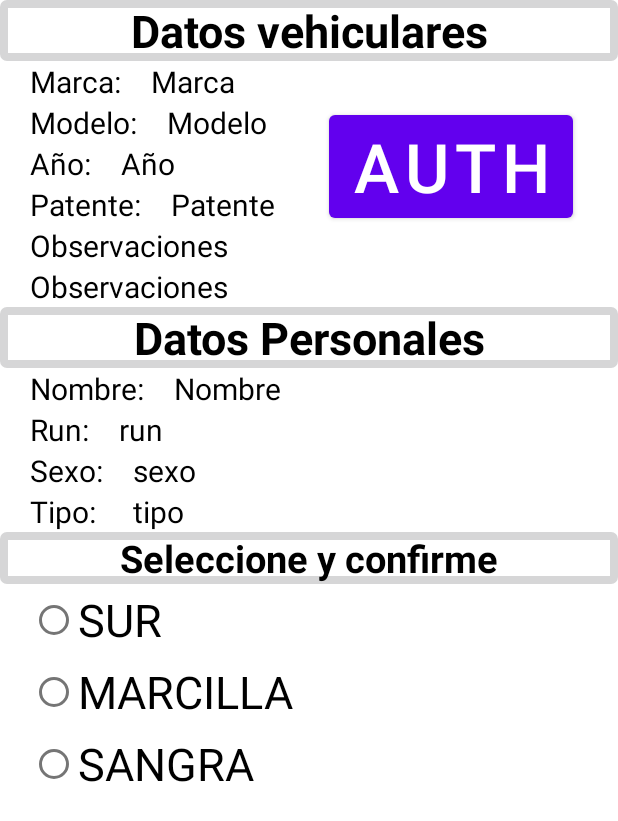
After one commit to edoxazul/parkingUCN, an Android app: the layout activity_authorize.xml on its own in the app's theme, with its tools: preview values and no code run, on a phone screen of 412 x 824 dp. The commit adds this screen. Shown: the top 821 px of the screen. Run offline under Robolectric (Android 15) with nearby library versions, the light colour scheme and no system bars.

Commit message:
feat(app/Authorize):  Implement the access authorization and the layouts

```diff
--- /dev/null
+++ b/parkingApp/app/src/main/java/cl/ucn/disc/pdis/parkingapp/activity/AuthorizeActivity.java
@@ -0,0 +1,182 @@
+/*
+ *
+ *  * MIT License
+ *  *
+ *  * Copyright (c) 2020 Eduardo Alvarez , Alvaro Castillo , Ignacio Fuenzalida
+ *  *
+ *  * Permission is hereby granted, free of charge, to any person obtaining a copy
+ *  * of this software and associated documentation files (the "Software"), to deal
+ *  * in the Software without restriction, including without limitation the rights
+ *  * to use, copy, modify, merge, publish, distribute, sublicense, and/or sell
+ *  * copies of the Software, and to permit persons to whom the Software is
+ *  * furnished to do so, subject to the following conditions:
+ *  *
+ *  * The above copyright notice and this permission notice shall be included in all
+ *  * copies or substantial portions of the Software.
+ *  *
+ *  * THE SOFTWARE IS PROVIDED "AS IS", WITHOUT WARRANTY OF ANY KIND, EXPRESS OR
+ *  * IMPLIED, INCLUDING BUT NOT LIMITED TO THE WARRANTIES OF MERCHANTABILITY,
+ *  * FITNESS FOR A PARTICULAR PURPOSE AND NONINFRINGEMENT. IN NO EVENT SHALL THE
+ *  * AUTHORS OR COPYRIGHT HOLDERS BE LIABLE FOR ANY CLAIM, DAMAGES OR OTHER
+ *  * LIABILITY, WHETHER IN AN ACTION OF CONTRACT, TORT OR OTHERWISE, ARISING FROM,
+ *  * OUT OF OR IN CONNECTION WITH THE SOFTWARE OR THE USE OR OTHER DEALINGS IN THE
+ *  * SOFTWARE.
+ *
+ */
+
+package cl.ucn.disc.pdis.parkingapp.activity;
+import cl.ucn.disc.pdis.parkingapp.R;
+import cl.ucn.disc.pdis.parkingapp.repository.Communicator;
+import cl.ucn.disc.pdis.parkingucn.zeroice.model.Acceso;
+import cl.ucn.disc.pdis.parkingucn.zeroice.model.Persona;
+import cl.ucn.disc.pdis.parkingucn.zeroice.model.Porteria;
+import cl.ucn.disc.pdis.parkingucn.zeroice.model.ServerException;
+import cl.ucn.disc.pdis.parkingucn.zeroice.model.Vehiculo;
+import es.dmoral.toasty.Toasty;
+
+import androidx.appcompat.app.AppCompatActivity;
+
+import android.annotation.SuppressLint;
+import android.content.Intent;
+import android.os.Bundle;
+import android.view.View;
+import android.widget.RadioButton;
+import android.widget.TextView;
+import android.widget.Toast;
+
+public class AuthorizeActivity extends AppCompatActivity {
+
+    /*
+    La persona
+     */
+    Persona persona;
+
+    /*
+    El vehiculo
+     */
+    Vehiculo vehiculo;
+
+    /*
+    El comunicador con el backend.
+     */
+    Communicator communicator = new Communicator();
+
+    /*
+    Los opciones de entrada representados en botones.
+     */
+    RadioButton r1, r2, r3;
+
+    @SuppressLint("SetTextI18n")
+    @Override
+    protected void onCreate(Bundle savedInstanceState) {
+        super.onCreate(savedInstanceState);
+        setContentView(R.layout.activity_authorize);
+
+        this.setTitle("Registrar Acceso");
+
+        Intent i = getIntent();
+
+        persona = (Persona) i.getSerializableExtra("persona");
+        vehiculo = (Vehiculo) i.getSerializableExtra("vehiculo");
+
+        r1 = findViewById(R.id.opcion_0);
+        r2 = findViewById(R.id.opcion_1);
+        r3 = findViewById(R.id.opcion_2);
+
+        TextView place = findViewById(R.id.place_1);
+        place.setText(vehiculo.marca);
+
+        place = findViewById(R.id.place_2);
+        place.setText(vehiculo.modelo);
+
+        place = findViewById(R.id.place_3);
+        place.setText(String.valueOf(vehiculo.anio));
+
+        place = findViewById(R.id.place_4);
+        place.setText(vehiculo.patente);
+
+        place = findViewById(R.id.place_5);
+        place.setText(vehiculo.observaciones);
+
+        place = findViewById(R.id.place_6);
+        place.setText(persona.nombre);
+
+        place = findViewById(R.id.place_7);
+        place.setText(persona.run);
+
+        place = findViewById(R.id.place_8);
+
+        switch (persona.sexo.value()){
+            case 0:
+                place.setText("VARON");
+                break;
+            case 1:
+                place.setText("MUJER");
+                break;
+            case 2:
+                place.setText("OTRO");
+                break;
+        }
+
+        place = findViewById(R.id.place_9);
+
+        switch (persona.categoriaPersona.value()){
+            case 0:
+                place.setText("FUNCIONARIO");
+                break;
+            case 1:
+                place.setText("ACADEMICO");
+                break;
+            case 2:
+                place.setText("ESTUDIANTE");
+                break;
+        }
+
+    }
+
+    public void onClickBtn(View v)
+    {
+
+        Porteria porteria;
+
+        if ( r1.isChecked()) {
+
+            porteria = Porteria.SUR;
+
+        } else if ( r2.isChecked()) {
+
+            porteria = Porteria.MANCILLA;
+
+        } else if ( r3.isChecked()) {
+
+            porteria = Porteria.SANGRA;
+
+        }else{
+
+            Toasty.info(this, "Seleccione una entrada", Toast.LENGTH_SHORT, true).show();
+            return;
+        }
+
+        // FIXME: Generar la conexion fuera del hilo de la UI
+        try {
+
+           Acceso acceso = communicator.autorizarVehiculo(vehiculo.patente,porteria);
+           Toasty.success(this, "Success: "+ acceso.horaEntrada, Toast.LENGTH_SHORT, true).show();
+
+        } catch (ServerException exception) {
+
+            Toasty.error(this, "Server error 500", Toast.LENGTH_SHORT, true).show();
+        } catch (Exception e){
+
+            Toasty.error(this, "App Error", Toast.LENGTH_SHORT, true).show();
+        } finally {
+            finish();
+        }
+
+        finish();
+    }
+
+
+
+
+}
--- a/parkingApp/app/src/main/java/cl/ucn/disc/pdis/parkingapp/activity/MainActivity.java
+++ b/parkingApp/app/src/main/java/cl/ucn/disc/pdis/parkingapp/activity/MainActivity.java
@@ -33,32 +33,48 @@ import androidx.appcompat.widget.SearchView;
 
 import cl.ucn.disc.pdis.parkingapp.R;
 import cl.ucn.disc.pdis.parkingapp.repository.Communicator;
-import cl.ucn.disc.pdis.parkingucn.zeroice.model.Location;
+import cl.ucn.disc.pdis.parkingucn.zeroice.model.Persona;
 import cl.ucn.disc.pdis.parkingucn.zeroice.model.ServerException;
 import cl.ucn.disc.pdis.parkingucn.zeroice.model.Vehiculo;
+import es.dmoral.toasty.Toasty;
 
 import android.annotation.SuppressLint;
 import android.content.Context;
+import android.content.Intent;
 import android.os.Bundle;
+import android.os.Parcelable;
+import android.util.Pair;
 import android.view.LayoutInflater;
 import android.view.View;
 import android.view.ViewGroup;
-import android.widget.ArrayAdapter;
+import android.widget.AdapterView;
 import android.widget.BaseAdapter;
 import android.widget.ListView;
 import android.widget.TextView;
+import android.widget.Toast;
 
-import java.lang.reflect.Array;
 import java.util.ArrayList;
 import java.util.Arrays;
+
 
 public class MainActivity extends AppCompatActivity {
 
     SearchView searchView;
     ListView listView;
 
+    /*
+    Lista de vehiculos del backend.
+     */
     ArrayList<Vehiculo> vehiculos;
 
+    /*
+    Lista de personas del backend.
+     */
+    ArrayList<Persona> personas;
+
+    /*
+    El comunicador con el backend.
+     */
     Communicator communicator = new Communicator();
 
     @Override
@@ -69,42 +85,86 @@ public class MainActivity extends AppCompatActivity {
         searchView = findViewById(R.id.barra_busqueda_patente);
         listView = findViewById(R.id.lista_vehiculos);
 
+        this.setTitle("Parking App");
+
+        // Conexion con el backend para obtener los vehiculos y las personas.
+        // FIXME: Generar la conexion fuera del hilo de la UI
         try {
-            Vehiculo[] vehiculo2 = communicator.obtenerVehiculos();
 
-            vehiculos = new ArrayList<>(Arrays.asList(vehiculo2));
+            Vehiculo[] vehiculosBD = communicator.obtenerVehiculos();
+            vehiculos = new ArrayList<>(Arrays.asList(vehiculosBD));
+
+            Persona[] personasBD = communicator.obtenerPersonas();
+            personas = new ArrayList<>(Arrays.asList(personasBD));
+
         } catch (ServerException exception) {
+
             exception.printStackTrace();
+            Toasty.error(this, "Server error 500", Toast.LENGTH_SHORT, true).show();
+
+        } catch (Exception e){
+
+            e.printStackTrace();
+            Toasty.error(this, "App Error", Toast.LENGTH_SHORT, true).show();
+
         }
 
-        MyAdapter adapter = new MyAdapter(this,R.layout.row, this.vehiculos);
+        // Inicializar el adaptador con la lista de vehiculos.
+        MyAdapter adapter = new MyAdapter(this,this.vehiculos);
+
+        listView.setOnItemClickListener(new AdapterView.OnItemClickListener() {
+            @Override
+            public void onItemClick(AdapterView<?> parent, View view, int position, long id) {
+                selectItem(vehiculos.get(position));
+            }
+        });
 
         listView.setAdapter(adapter);
 
+        //TODO: Configurar boton para sincronizar la lista de vehiculos con la BD del backend.
+
+    }
 
 
+    private void selectItem(Vehiculo vehiculo){
+
+        Intent intent = new Intent(this, AuthorizeActivity.class);
+
+        intent.putExtra("vehiculo",vehiculo);
+        intent.putExtra("persona",findPersona(vehiculo.runDuenio));
+
+        startActivity(intent);
+
+    }
+
+    private Persona findPersona(String run){
+
+        for (Persona p : personas) {
+            if (p.run.equals(run)) {
+                return p;
+            }
+        }
+        return new Persona();
     }
 
     /**
      * La clase Adapter
      */
-    class MyAdapter extends BaseAdapter {
+    static class MyAdapter extends BaseAdapter {
 
         Context context;
-        private int layout;
         ArrayList<Vehiculo> vehiculos;
 
         /**
-         * Constructor del adapter
-         * @param c Contexto del activity
-         * @param layout cantidad del filas.
+         * Constructor del adaptador del ListView.
+         *
+         * @param c         Contexto del activity
          * @param vehiculos Lista de vehiculos
          */
-        MyAdapter(Context c, int layout, ArrayList<Vehiculo> vehiculos){
+        MyAdapter(Context c, ArrayList<Vehiculo> vehiculos) {
 
             this.context = c;
             this.vehiculos = vehiculos;
-            this.layout = layout;
 
         }
 
@@ -132,7 +192,7 @@ public class MainActivity extends AppCompatActivity {
 
             LayoutInflater layoutInflater = LayoutInflater.from(this.context);
 
-            v= layoutInflater.inflate(R.layout.row, null);
+            v = layoutInflater.inflate(R.layout.row, null);
 
             //Se obtienen los textView del row para ser llenados
             TextView patente = v.findViewById(R.id.item_patente);
--- /dev/null
+++ b/parkingApp/app/src/main/res/drawable/border.xml
@@ -0,0 +1,47 @@
+<?xml version="1.0" encoding="utf-8"?>
+<!--
+  ~ /*
+  ~  * MIT License
+  ~  *
+  ~  * Copyright (c) 2020 Eduardo Alvarez , Alvaro Castillo , Ignacio Fuenzalida
+  ~  *
+  ~  * Permission is hereby granted, free of charge, to any person obtaining a copy
+  ~  * of this software and associated documentation files (the "Software"), to deal
+  ~  * in the Software without restriction, including without limitation the rights
+  ~  * to use, copy, modify, merge, publish, distribute, sublicense, and/or sell
+  ~  * copies of the Software, and to permit persons to whom the Software is
+  ~  * furnished to do so, subject to the following conditions:
+  ~  *
+  ~  * The above copyright notice and this permission notice shall be included in all
+  ~  * copies or substantial portions of the Software.
+  ~  *
+  ~  * THE SOFTWARE IS PROVIDED "AS IS", WITHOUT WARRANTY OF ANY KIND, EXPRESS OR
+  ~  * IMPLIED, INCLUDING BUT NOT LIMITED TO THE WARRANTIES OF MERCHANTABILITY,
+  ~  * FITNESS FOR A PARTICULAR PURPOSE AND NONINFRINGEMENT. IN NO EVENT SHALL THE
+  ~  * AUTHORS OR COPYRIGHT HOLDERS BE LIABLE FOR ANY CLAIM, DAMAGES OR OTHER
+  ~  * LIABILITY, WHETHER IN AN ACTION OF CONTRACT, TORT OR OTHERWISE, ARISING FROM,
+  ~  * OUT OF OR IN CONNECTION WITH THE SOFTWARE OR THE USE OR OTHER DEALINGS IN THE
+  ~  * SOFTWARE.
+  ~  */
+  -->
+
+<shape xmlns:android="http://schemas.android.com/apk/res/android"
+    android:shape="rectangle" >
+
+    <!-- View background color -->
+    <solid
+        android:color="@color/white" >
+    </solid>
+
+    <!-- View border color and width -->
+    <stroke
+        android:width="5dp"
+        android:color="@color/black_54p" >
+    </stroke>
+
+    <!-- The radius makes the corners rounded -->
+    <corners
+        android:radius="2dp"   >
+    </corners>
+
+</shape>
--- /dev/null
+++ b/parkingApp/app/src/main/res/layout/activity_authorize.xml
@@ -0,0 +1,340 @@
+<?xml version="1.0" encoding="utf-8"?>
+<!--
+  ~ /*
+  ~  * MIT License
+  ~  *
+  ~  * Copyright (c) 2020 Eduardo Alvarez , Alvaro Castillo , Ignacio Fuenzalida
+  ~  *
+  ~  * Permission is hereby granted, free of charge, to any person obtaining a copy
+  ~  * of this software and associated documentation files (the "Software"), to deal
+  ~  * in the Software without restriction, including without limitation the rights
+  ~  * to use, copy, modify, merge, publish, distribute, sublicense, and/or sell
+  ~  * copies of the Software, and to permit persons to whom the Software is
+  ~  * furnished to do so, subject to the following conditions:
+  ~  *
+  ~  * The above copyright notice and this permission notice shall be included in all
+  ~  * copies or substantial portions of the Software.
+  ~  *
+  ~  * THE SOFTWARE IS PROVIDED "AS IS", WITHOUT WARRANTY OF ANY KIND, EXPRESS OR
+  ~  * IMPLIED, INCLUDING BUT NOT LIMITED TO THE WARRANTIES OF MERCHANTABILITY,
+  ~  * FITNESS FOR A PARTICULAR PURPOSE AND NONINFRINGEMENT. IN NO EVENT SHALL THE
+  ~  * AUTHORS OR COPYRIGHT HOLDERS BE LIABLE FOR ANY CLAIM, DAMAGES OR OTHER
+  ~  * LIABILITY, WHETHER IN AN ACTION OF CONTRACT, TORT OR OTHERWISE, ARISING FROM,
+  ~  * OUT OF OR IN CONNECTION WITH THE SOFTWARE OR THE USE OR OTHER DEALINGS IN THE
+  ~  * SOFTWARE.
+  ~  */
+  -->
+
+<RelativeLayout xmlns:android="http://schemas.android.com/apk/res/android"
+    xmlns:app="http://schemas.android.com/apk/res-auto"
+    xmlns:tools="http://schemas.android.com/tools"
+    android:layout_width="match_parent"
+    android:layout_height="match_parent"
+    tools:context=".activity.AuthorizeActivity">
+
+    <TextView
+        android:id="@+id/titulo_1"
+        android:layout_width="match_parent"
+        android:layout_height="wrap_content"
+        android:text="Datos vehiculares"
+        android:background="@drawable/border"
+        android:gravity="center"
+        android:textColor="#000"
+        android:textStyle="bold"
+        android:textSize="30dp"
+        android:layout_alignParentStart="true"
+        />
+
+    <TextView
+        android:id="@+id/item_marca"
+        android:layout_width="wrap_content"
+        android:layout_height="wrap_content"
+        android:text="Marca:"
+        android:textColor="#000"
+        android:layout_marginLeft="20dp"
+        android:textSize="20dp"
+        android:layout_below="@id/titulo_1"
+        />
+
+    <TextView
+        android:id="@+id/place_1"
+        android:layout_width="wrap_content"
+        android:layout_height="wrap_content"
+        android:text="Marca"
+        android:textColor="#000"
+        android:layout_marginLeft="20dp"
+        android:layout_marginRight="20dp"
+        android:textSize="20dp"
+        android:layout_below="@id/titulo_1"
+        android:layout_toRightOf="@id/item_marca"
+        />
+
+    <TextView
+        android:id="@+id/item_modelo"
+        android:layout_width="wrap_content"
+        android:layout_height="wrap_content"
+        android:text="Modelo:"
+        android:textColor="#000"
+        android:layout_marginLeft="20dp"
+        android:textSize="20dp"
+        android:layout_below="@id/item_marca"
+        />
+
+    <TextView
+        android:id="@+id/place_2"
+        android:layout_width="wrap_content"
+        android:layout_height="wrap_content"
+        android:text="Modelo"
+        android:textColor="#000"
+        android:layout_marginLeft="20dp"
+        android:layout_marginRight="20dp"
+        android:textSize="20dp"
+        android:layout_below="@id/item_marca"
+        android:layout_toRightOf="@id/item_modelo"
+        />
+
+    <TextView
+        android:id="@+id/item_anio"
+        android:layout_width="wrap_content"
+        android:layout_height="wrap_content"
+        android:text="Año:"
+        android:textColor="#000"
+        android:layout_marginLeft="20dp"
+        android:textSize="20dp"
+        android:layout_below="@id/item_modelo"
+        />
+
+    <TextView
+        android:id="@+id/place_3"
+        android:layout_width="wrap_content"
+        android:layout_height="wrap_content"
+        android:text="Año"
+        android:textColor="#000"
+        android:layout_marginLeft="20dp"
+        android:layout_marginRight="20dp"
+        android:textSize="20dp"
+        android:layout_below="@id/item_modelo"
+        android:layout_toRightOf="@id/item_anio"
+        />
+
+    <TextView
+        android:id="@+id/item_patente"
+        android:layout_width="wrap_content"
+        android:layout_height="wrap_content"
+        android:text="Patente:"
+        android:textColor="#000"
+        android:textSize="20dp"
+        android:layout_marginLeft="20dp"
+        android:layout_below="@id/item_anio"
+        />
+    <TextView
+        android:id="@+id/place_4"
+        android:layout_width="wrap_content"
+        android:layout_height="wrap_content"
+        android:text="Patente"
+        android:textColor="#000"
+        android:textSize="20dp"
+        android:layout_marginLeft="20dp"
+        android:layout_below="@id/item_anio"
+        android:layout_marginRight="20dp"
+        android:layout_toRightOf="@id/item_patente"
+        />
+
+    <TextView
+        android:id="@+id/item_observaciones"
+        android:layout_width="wrap_content"
+        android:layout_height="wrap_content"
+        android:text="Observaciones"
+        android:textColor="#000"
+        android:textSize="20dp"
+        android:layout_marginLeft="20dp"
+        android:layout_marginRight="20dp"
+        android:layout_below="@id/item_patente"
+        />
+
+    <TextView
+        android:id="@+id/place_5"
+        android:layout_width="wrap_content"
+        android:layout_height="wrap_content"
+        android:text="Observaciones"
+        android:textColor="#000"
+        android:textSize="20dp"
+        android:layout_marginLeft="20dp"
+        android:layout_below="@id/item_observaciones"
+        />
+
+    <TextView
+        android:id="@+id/titulo_2"
+        android:layout_width="match_parent"
+        android:layout_height="wrap_content"
+        android:text="Datos Personales"
+        android:background="@drawable/border"
+        android:gravity="center"
+        android:textColor="#000"
+        android:textStyle="bold"
+        android:textSize="30dp"
+        android:layout_alignParentStart="true"
+        android:layout_below="@+id/place_5"
+        />
+
+    <TextView
+        android:id="@+id/item_nombre"
+        android:layout_width="wrap_content"
+        android:layout_height="wrap_content"
+        android:text="Nombre:"
+        android:textColor="#000"
+        android:layout_marginLeft="20dp"
+        android:textSize="20dp"
+        android:layout_below="@id/titulo_2"
+        />
+
+    <TextView
+        android:id="@+id/place_6"
+        android:layout_width="wrap_content"
+        android:layout_height="wrap_content"
+        android:text="Nombre"
+        android:textColor="#000"
+        android:layout_marginLeft="20dp"
+        android:layout_marginRight="20dp"
+        android:textSize="20dp"
+        android:layout_below="@id/titulo_2"
+        android:layout_toRightOf="@id/item_nombre"
+        />
+
+    <TextView
+        android:id="@+id/item_run"
+        android:layout_width="wrap_content"
+        android:layout_height="wrap_content"
+        android:text="Run:"
+        android:textColor="#000"
+        android:layout_marginLeft="20dp"
+        android:textSize="20sp"
+        android:layout_below="@id/item_nombre"
+        />
+
+    <TextView
+        android:id="@+id/place_7"
+        android:layout_width="wrap_content"
+        android:layout_height="wrap_content"
+        android:text="run"
+        android:textColor="#000"
+        android:layout_marginLeft="20dp"
+        android:layout_marginRight="20dp"
+        android:textSize="20sp"
+        android:layout_below="@id/item_nombre"
+        android:layout_toRightOf="@id/item_run"
+        />
+
+    <TextView
+        android:id="@+id/item_sexo"
+        android:layout_width="wrap_content"
+        android:layout_height="wrap_content"
+        android:text="Sexo:"
+        android:textColor="#000"
+        android:layout_marginLeft="20dp"
+        android:textSize="20sp"
+        android:layout_below="@id/item_run"
+        />
+
+    <TextView
+        android:id="@+id/place_8"
+        android:layout_width="wrap_content"
+        android:layout_height="wrap_content"
+        android:text="sexo"
+        android:textColor="#000"
+        android:layout_marginLeft="20dp"
+        android:layout_marginRight="20dp"
+        android:textSize="20sp"
+        android:layout_below="@id/item_run"
+        android:layout_toRightOf="@id/item_sexo"
+        />
+
+    <TextView
+        android:id="@+id/item_tipo"
+        android:layout_width="wrap_content"
+        android:layout_height="wrap_content"
+        android:text="Tipo:"
+        android:textColor="#000"
+        android:layout_marginLeft="20dp"
+        android:textSize="20sp"
+        android:layout_below="@id/item_sexo"
+        />
+
+    <TextView
+        android:id="@+id/place_9"
+        android:layout_width="wrap_content"
+        android:layout_height="wrap_content"
+        android:text="tipo"
+        android:textColor="#000"
+        android:layout_marginLeft="20dp"
+        android:layout_marginRight="20dp"
+        android:textSize="20sp"
+        android:layout_below="@id/item_sexo"
+        android:layout_toRightOf="@id/item_sexo"
+        />
+
+    <TextView
+        android:id="@+id/titulo_3"
+        android:layout_width="match_parent"
+        android:layout_height="wrap_content"
+        android:text="Seleccione y confirme"
+        android:background="@drawable/border"
+        android:gravity="center"
+        android:textColor="#000"
+        android:textStyle="bold"
+        android:textSize="25sp"
+        android:layout_alignParentStart="true"
+        android:layout_below="@+id/item_tipo"
+        />
+
+    <RadioGroup
+        android:id="@+id/radio"
+        android:layout_width="match_parent"
+        android:layout_height="wrap_content"
+        android:layout_below="@id/titulo_3">
+
+        <RadioButton
+            android:id="@+id/opcion_0"
+            android:layout_width="wrap_content"
+            android:layout_height="wrap_content"
+            android:textSize="30sp"
+            android:layout_marginLeft="20dp"
+            android:text="SUR"
+            android:layout_below="@id/titulo_3"/>
+
+        <RadioButton
+            android:id="@+id/opcion_1"
+            android:layout_width="wrap_content"
+            android:layout_height="wrap_content"
+            android:textSize="30sp"
+            android:layout_marginLeft="20dp"
+            android:text="MARCILLA"
+            android:layout_below="@id/opcion_0"/>
+
+        <RadioButton
+            android:id="@+id/opcion_2"
+            android:layout_width="wrap_content"
+            android:layout_height="wrap_content"
+            android:textSize="30sp"
+            android:layout_marginLeft="20dp"
+            android:text="SANGRA"
+            android:layout_below="@id/opcion_1"/>
+
+    </RadioGroup>
+
+
+
+    <Button
+        android:layout_width="wrap_content"
+        android:layout_height="wrap_content"
+        android:text="AUTH"
+        android:textSize="45dp"
+        android:layout_marginRight="30dp"
+        android:layout_marginTop="30sp"
+        android:layout_marginBottom="40sp"
+        android:layout_below="@id/titulo_1"
+        android:layout_alignParentEnd="true"
+        android:onClick="onClickBtn"/>
+
+
+</RelativeLayout>
--- a/parkingApp/app/src/main/res/layout/row.xml
+++ b/parkingApp/app/src/main/res/layout/row.xml
@@ -48,7 +48,6 @@
         android:text="Marca"
         android:textColor="#000"
         android:textSize="15dp"
-
         android:layout_below="@id/item_patente"
         />
     <TextView
```
Also changed, not shown: parkingApp/app/src/main/AndroidManifest.xml (+2 -10 lines), parkingApp/app/src/main/java/cl/ucn/disc/pdis/parkingapp/repository/Communicator.java (+15 -14 lines).
